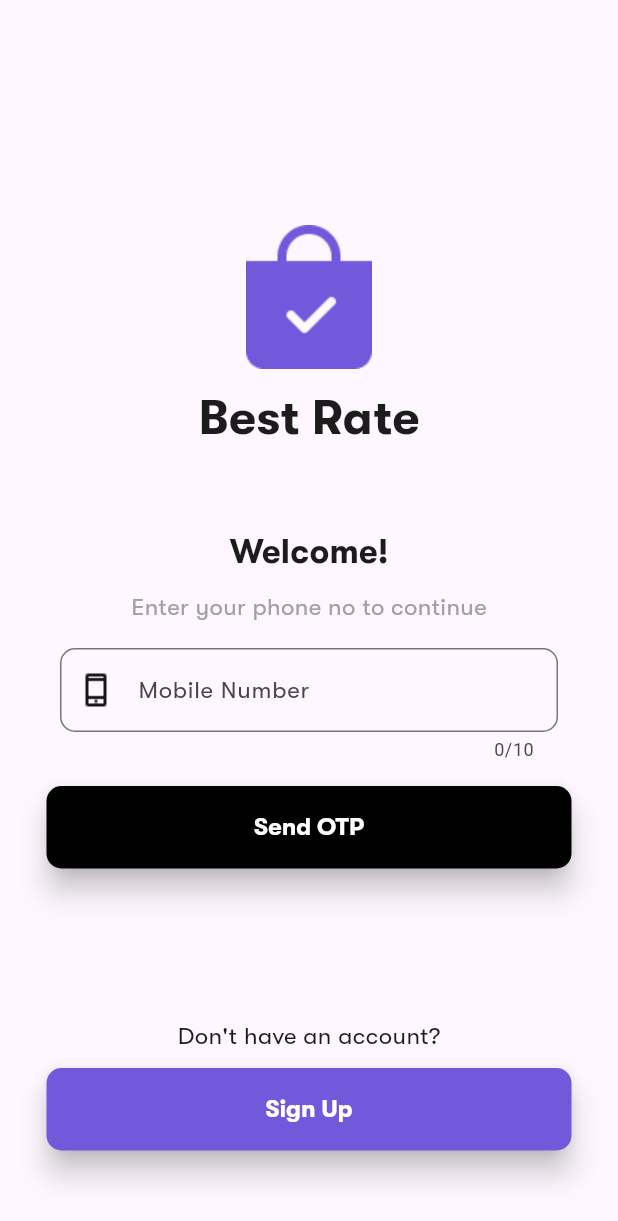
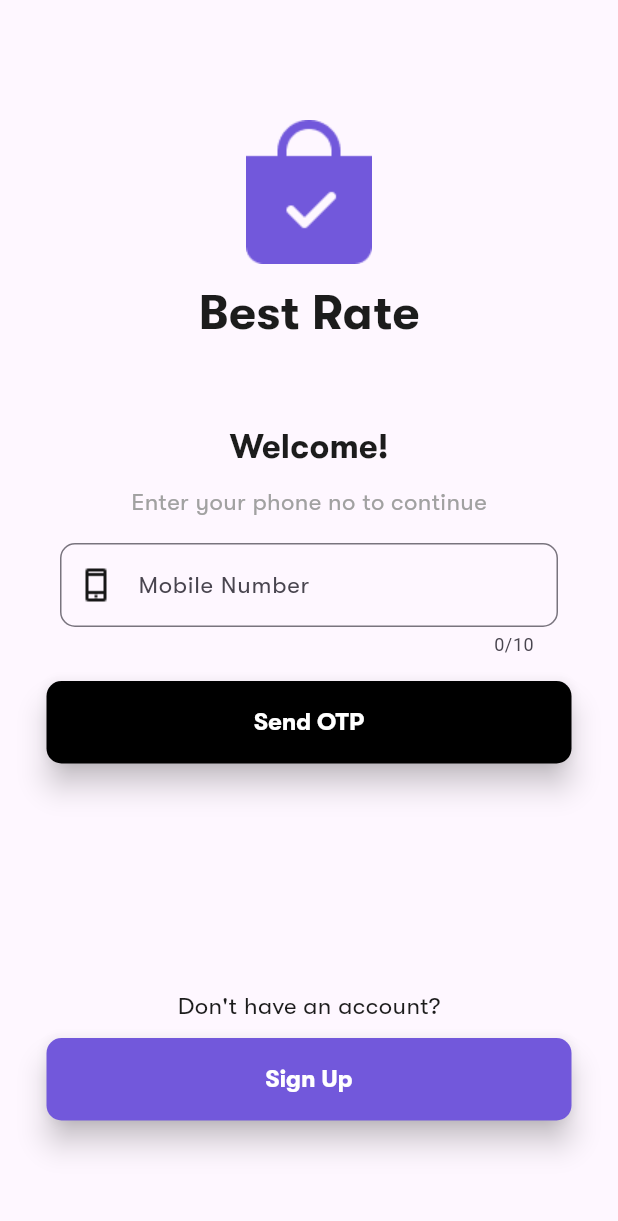
Before and after one commit to bestrate-espl/bestrateapp, a Flutter app: the SignInScreen screen opened directly, on a phone screen of 412 x 824 dp. Shown: the top 1221 px of the screen. Run offline on Flutter 3.47's test engine with Material 3 defaults, Android fonts, the light colour scheme and no system bars; our stand-ins replace get, pin_code_fields, shared_preferences, smooth_page_indicator, webview_flutter; accounts and stored records are empty.

```diff
--- a/lib/screens/signin_screen.dart
+++ b/lib/screens/signin_screen.dart
@@ -21,7 +21,7 @@ class _SignInScreenState extends State<SignInScreen> {
         child: Column(
           children: [
             Padding(
-              padding: const EdgeInsets.only(top: 150),
+              padding: const EdgeInsets.only(top: 80),
               child: Column(
                 mainAxisAlignment: MainAxisAlignment.center,
                 children: [
@@ -121,7 +121,7 @@ class _SignInScreenState extends State<SignInScreen> {
                         alignment: Alignment.bottomCenter,
                         child: Column(
                             children : [
-                              Padding(padding: EdgeInsets.fromLTRB(0, 100, 0, 0),
+                              Padding(padding: EdgeInsets.fromLTRB(0, 150, 0, 0),
                                   child: Text("Don't have an account?",style: TextStyle(fontSize: 16,
                                       color: BestRateColorConstant.darkBlack,
                                     fontFamily: 'GTWalsheimPro',
```
